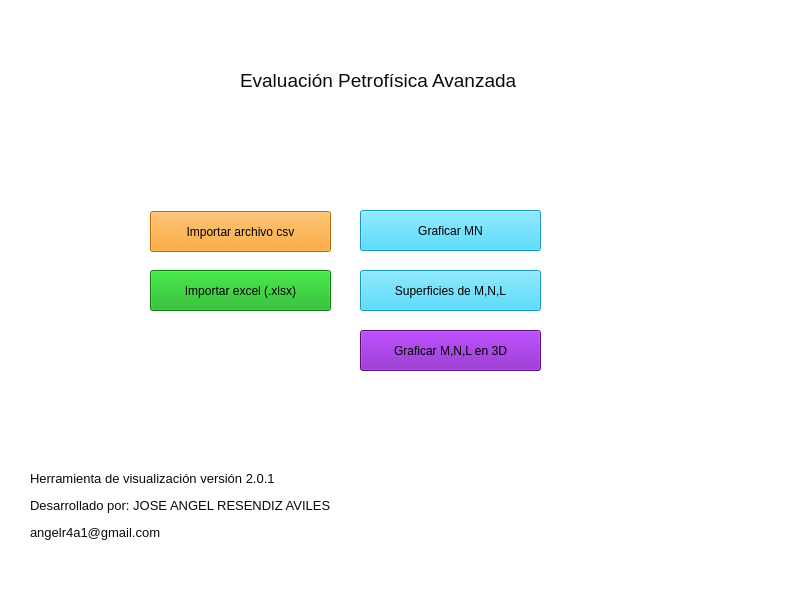
Old version of the form gui/petrofisica.ui in the repository Angelpacman/Petrofisica_mn.
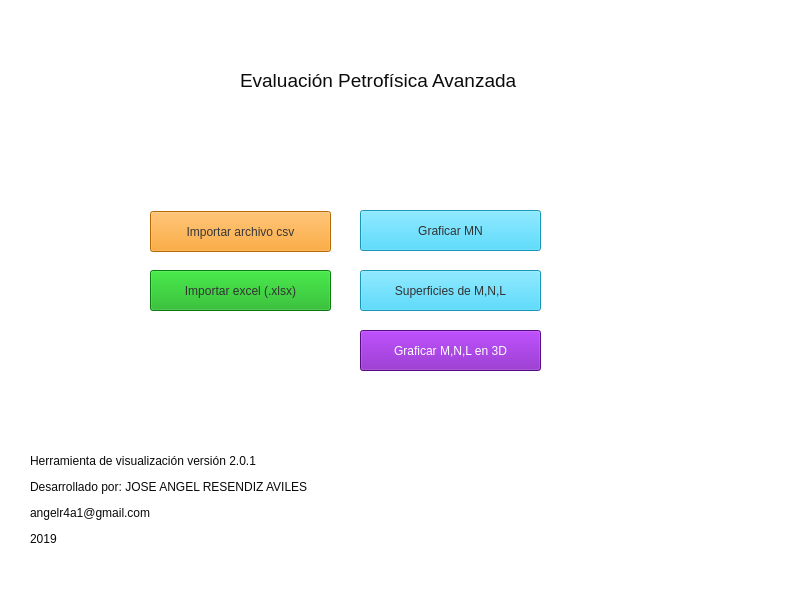
New version of the form. Icons and pictures are not drawn.

Commit message:
Fix foreground button color
Add color variable inside each object button

What changed in the file:
```diff
--- a/gui/petrofisica.ui
+++ b/gui/petrofisica.ui
@@ -37,13 +37,13 @@
     <property name="geometry">
      <rect>
       <x>30</x>
-      <y>460</y>
+      <y>450</y>
       <width>371</width>
-      <height>91</height>
+      <height>101</height>
      </rect>
     </property>
     <property name="text">
-     <string>&lt;html&gt;&lt;head/&gt;&lt;body&gt;&lt;p&gt;&lt;span style=&quot; font-size:10pt; color:#090909;&quot;&gt;Herramienta de visualización versión 2.0.1&lt;/span&gt;&lt;/p&gt;&lt;p&gt;&lt;span style=&quot; font-size:10pt; color:#090909;&quot;&gt;Desarrollado por: JOSE ANGEL RESENDIZ AVILES&lt;/span&gt;&lt;/p&gt;&lt;p&gt;&lt;span style=&quot; font-size:10pt; color:#090909;&quot;&gt;angelr4a1@gmail.com&lt;/span&gt;&lt;/p&gt;&lt;/body&gt;&lt;/html&gt;</string>
+     <string>&lt;html&gt;&lt;head/&gt;&lt;body&gt;&lt;p&gt;&lt;span style=&quot; color:#090909;&quot;&gt;Herramienta de visualización versión 2.0.1&lt;/span&gt;&lt;/p&gt;&lt;p&gt;&lt;span style=&quot; color:#090909;&quot;&gt;Desarrollado por: JOSE ANGEL RESENDIZ AVILES&lt;/span&gt;&lt;/p&gt;&lt;p&gt;&lt;span style=&quot; color:#090909;&quot;&gt;angelr4a1@gmail.com&lt;/span&gt;&lt;/p&gt;&lt;p&gt;&lt;span style=&quot; color:#090909;&quot;&gt;2019&lt;/span&gt;&lt;/p&gt;&lt;/body&gt;&lt;/html&gt;</string>
     </property>
    </widget>
    <widget class="QLabel" name="label_3">
@@ -88,7 +88,10 @@
      </rect>
     </property>
     <property name="styleSheet">
-     <string notr="true">background-color: rgb(252, 150, 8)</string>
+     <string notr="true">color:rgb(55, 55, 55);
+background-color: rgb(252, 150, 8)
+
+</string>
     </property>
     <property name="text">
      <string>Importar archivo csv</string>
@@ -103,8 +106,12 @@
       <height>41</height>
      </rect>
     </property>
+    <property name="autoFillBackground">
+     <bool>false</bool>
+    </property>
     <property name="styleSheet">
-     <string notr="true">background-color: rgb(35, 208, 255)</string>
+     <string notr="true">color: rgb(50, 50, 50);
+background-color: rgb(35, 208, 255);</string>
     </property>
     <property name="text">
      <string>Graficar MN</string>
@@ -120,7 +127,8 @@
      </rect>
     </property>
     <property name="styleSheet">
-     <string notr="true">background-color: rgb(124, 15, 184)</string>
+     <string notr="true">color:rgb(255, 255, 255);
+background-color: rgb(124, 15, 184)</string>
     </property>
     <property name="text">
      <string>Graficar M,N,L en 3D</string>
@@ -136,7 +144,8 @@
      </rect>
     </property>
     <property name="styleSheet">
-     <string notr="true">background-color: rgb(35, 208, 255)</string>
+     <string notr="true">color: rgb(50, 50, 50);
+background-color: rgb(35, 208, 255)</string>
     </property>
     <property name="text">
      <string>Superficies de M,N,L</string>
@@ -152,7 +161,8 @@
      </rect>
     </property>
     <property name="styleSheet">
-     <string notr="true">background-color: rgb(14, 173, 19)</string>
+     <string notr="true">color: rgb(50, 50, 50);
+background-color: rgb(14, 173, 19)</string>
     </property>
     <property name="text">
      <string>Importar excel (.xlsx)</string>
```
Left out of the diff: 2 changed lines with no effect on the pictures.
